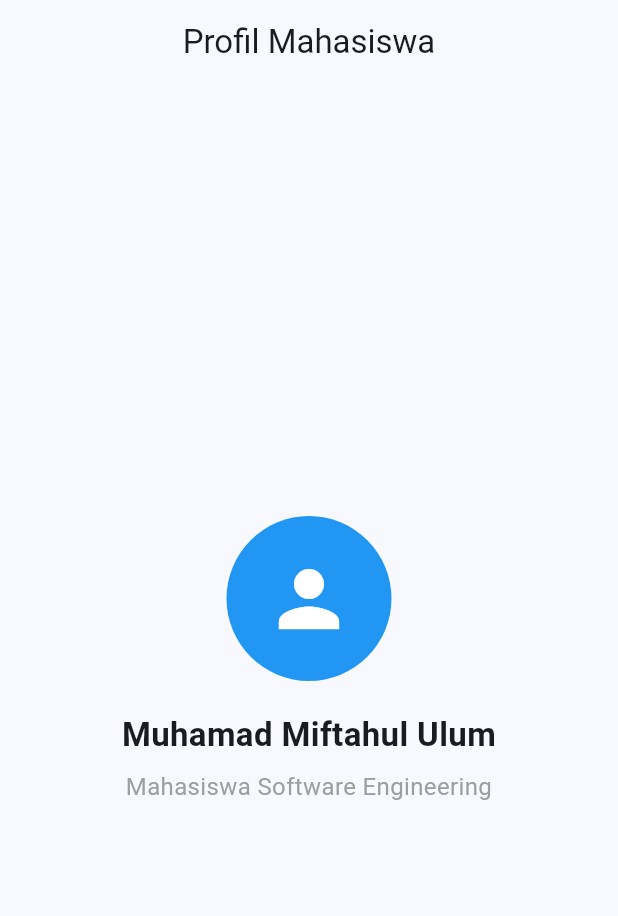
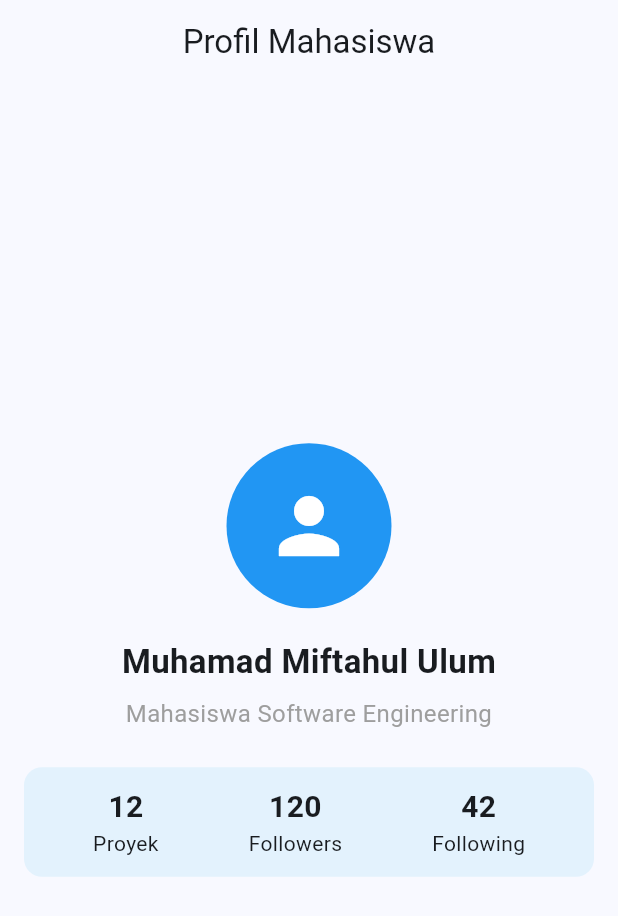
Before and after one commit to mfthluum/ui_profil_flutter, a Flutter app: the screen it shows after launch, on a phone screen of 412 x 824 dp. Shown: the top 916 px of the screen. Run offline on Flutter 3.47's test engine with Material 3 defaults, Android fonts, the phone set to English and light mode, and no system bars.

Commit message:
feat: menambahkan baris statistik profil

```diff
--- a/lib/profile_page.dart
+++ b/lib/profile_page.dart
@@ -14,16 +14,74 @@
         centerTitle: true,
       ),
       body: Center(
+        child: Padding(
+          padding: const EdgeInsets.all(16.0),
           child: Column(
             mainAxisAlignment: MainAxisAlignment.center,
             children: [
               const ProfileAvatar(),
               const SizedBox(height: 20),
+
               const ProfileInfo(
                 name: 'Muhamad Miftahul Ulum',
                 role: 'Mahasiswa Software Engineering',
               ),
+
+              const SizedBox(height: 24),
+
+              Container(
+                padding: const EdgeInsets.symmetric(
+                  vertical: 12,
+                  horizontal: 16,
+                ),
+                decoration: BoxDecoration(
+                  color: Colors.blue.shade50,
+                  borderRadius: BorderRadius.circular(12),
+                ),
+                child: const Row(
+                  mainAxisAlignment: MainAxisAlignment.spaceAround,
+                  children: [
+                    Column(
+                      children: [
+                        Text(
+                          '12',
+                          style: TextStyle(
+                            fontSize: 20,
+                            fontWeight: FontWeight.bold,
+                          ),
+                        ),
+                        Text('Proyek'),
                       ],
+                    ),
+                    Column(
+                      children: [
+                        Text(
+                          '120',
+                          style: TextStyle(
+                            fontSize: 20,
+                            fontWeight: FontWeight.bold,
+                          ),
+                        ),
+                        Text('Followers'),
+                      ],
+                    ),
+                    Column(
+                      children: [
+                        Text(
+                          '42',
+                          style: TextStyle(
+                            fontSize: 20,
+                            fontWeight: FontWeight.bold,
+                          ),
+                        ),
+                        Text('Following'),
+                      ],
+                    ),
+                  ],
+                ),
+              ),
+            ],
+          ),
         ),
       ),
     );
```
Lines whose indentation alone changed are shown as unchanged.
